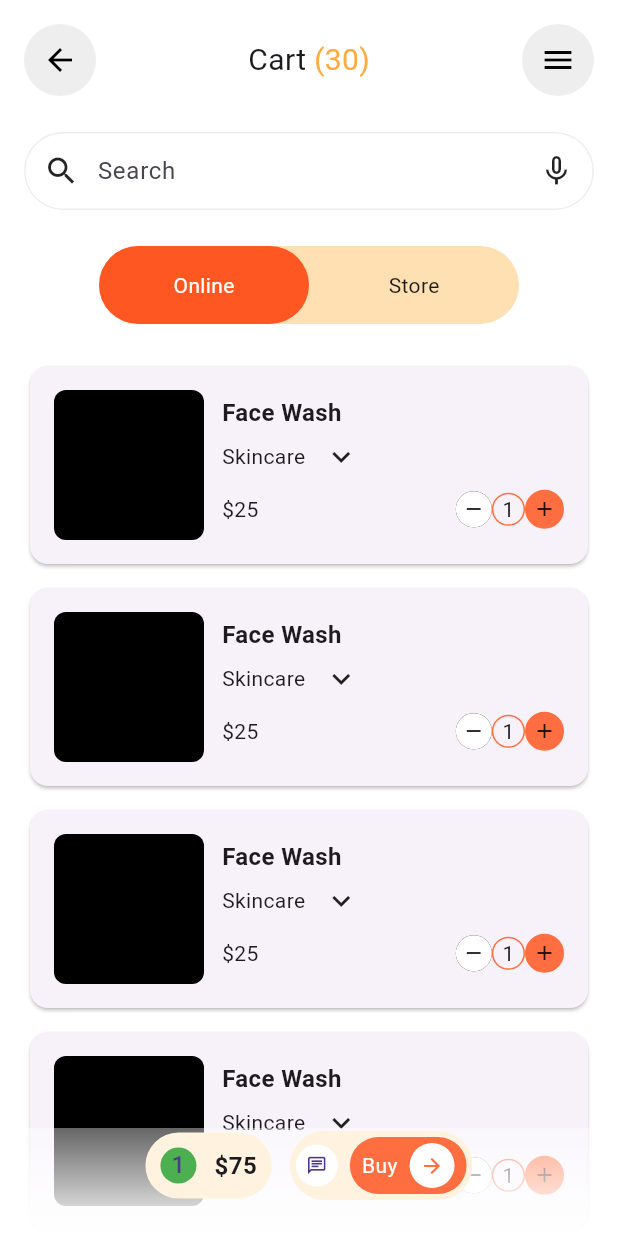
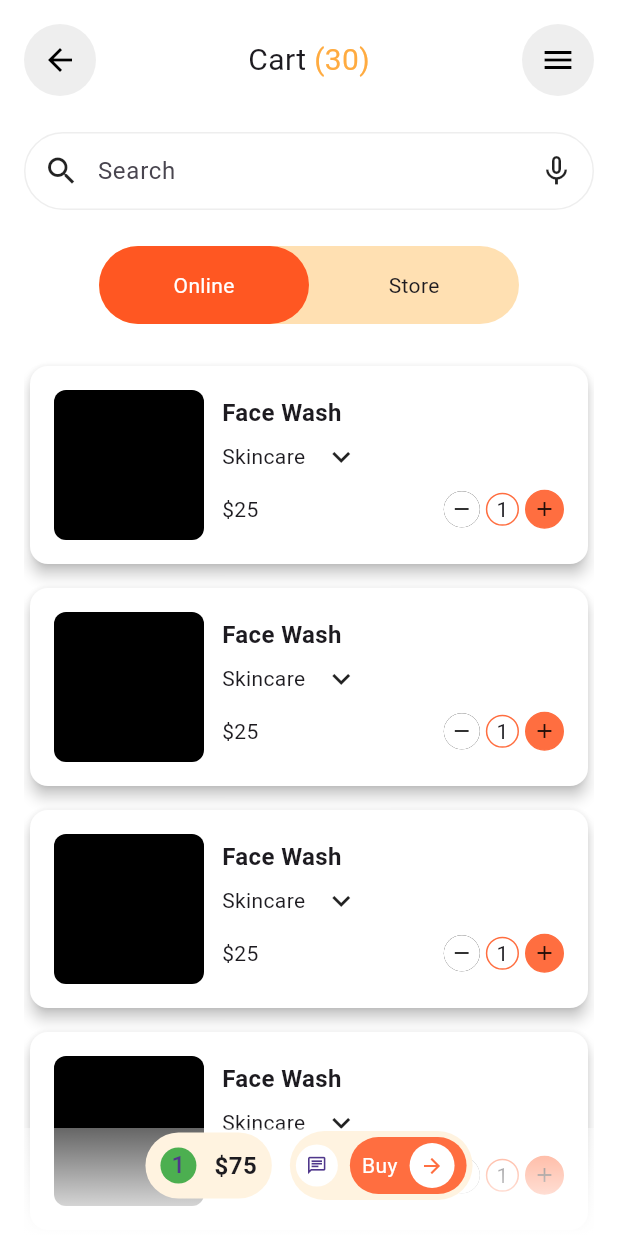
Before and after one commit to JAICHANGPARK/flutter_notebook_chapter_43, a Flutter app: the MarketplaceCartPage screen opened directly, on a phone screen of 412 x 824 dp. Run offline on Flutter 3.47's test engine with Material 3 defaults, Android fonts, the phone set to English and light mode, and no system bars; our stand-ins replace gap, hugeicons.

Commit message:
Update marketplace_cart_page.dart

```diff
--- a/lib/ep2168_marketplace_app/ui/marketplace_cart_page.dart
+++ b/lib/ep2168_marketplace_app/ui/marketplace_cart_page.dart
@@ -138,6 +138,9 @@ class _MarketplaceCartPageState extends State<MarketplaceCartPage> {
                         return Padding(
                           padding: const EdgeInsets.only(bottom: 8),
                           child: Card(
+                            elevation: 4,
+                            color: Colors.white,
+
                             child: Padding(
                               padding: const EdgeInsets.all(16.0),
                               child: Row(
@@ -192,7 +195,9 @@ class _MarketplaceCartPageState extends State<MarketplaceCartPage> {
                                                   Icons.remove,
                                                   size: 16,
                                                 )),
+
                                             Container(
+                                              margin: EdgeInsets.symmetric(horizontal: 4),
                                               padding: EdgeInsets.all(6),
                                               decoration: BoxDecoration(
                                                 shape: BoxShape.circle,
```
